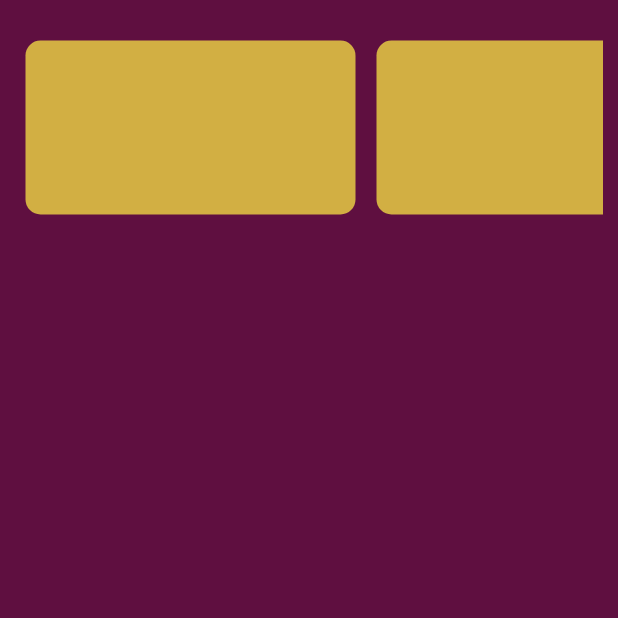
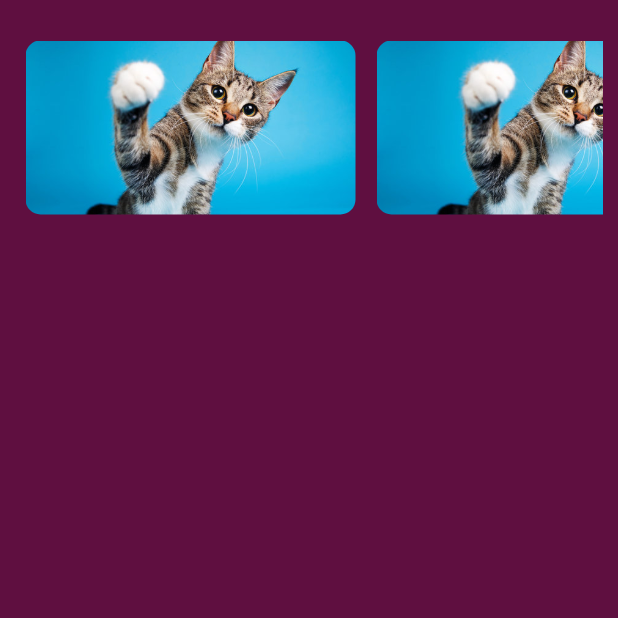
Before and after one commit to Ciapek117/PurrfectShopApp, a Flutter app: the HomePage screen opened by its route, on a phone screen of 412 x 824 dp, the top half of it. Run offline on Flutter 3.47's test engine with Material 3 defaults, Android fonts, the phone set to English and light mode, and no system bars; our stand-ins replace firebase_auth, firebase_core, google_nav_bar; accounts and stored records are empty.

Commit message:
Tiles now have image (CAAAAAATS)

```diff
--- a/lib/widgets/custom_tile.dart
+++ b/lib/widgets/custom_tile.dart
@@ -8,17 +8,15 @@ class CustomTile extends StatelessWidget {
     return Container(
       width: 220,
       decoration: BoxDecoration(
-        color: Color(0xFFD2AF43),
         borderRadius: BorderRadius.circular(10),
-      ),
+        image: DecorationImage(
+          image: AssetImage('images/images_for_tiles/kot1.jpg'),
+          fit: BoxFit.cover)),
+
       padding: EdgeInsets.all(20),
       margin: EdgeInsets.all(7),
-      child: Stack(
-        children: [
-          //Image.asset('images/imagesForTiles/kot1.jpg')
-        ],
-      ),
     );
+
 
   }
 }
--- a/pubspec.yaml
+++ b/pubspec.yaml
@@ -66,6 +66,7 @@ flutter:
   # To add assets to your application, add an assets section, like this:
   assets:
     - images/
+    - images/images_for_tiles/
   #   - images/a_dot_ham.jpeg
 
   # An image asset can refer to one or more resolution-specific "variants", see
```
Also changed, not shown: images/images_for_tiles/kot1.jpg (added).
